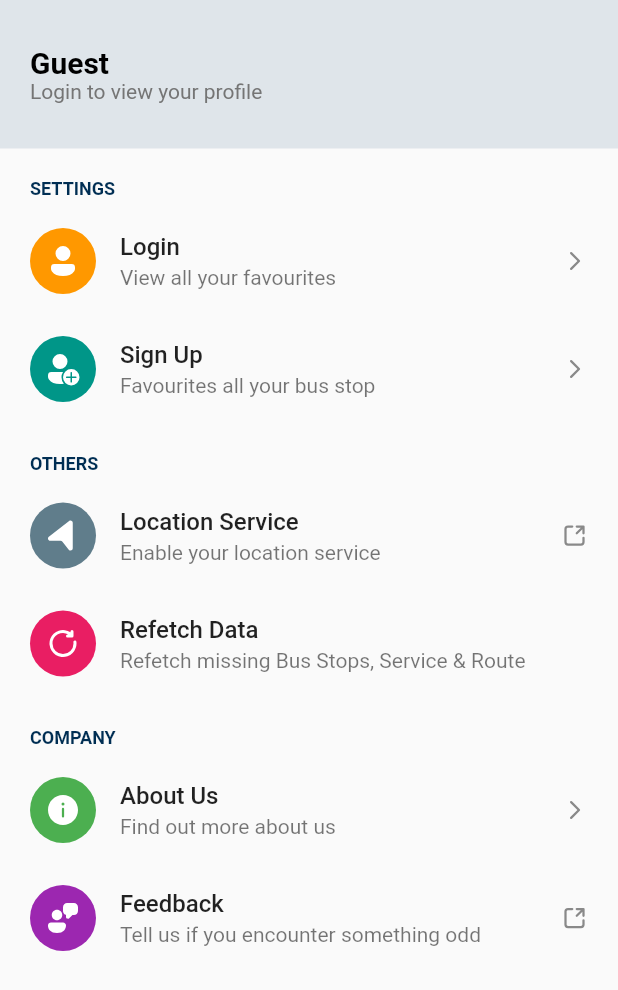
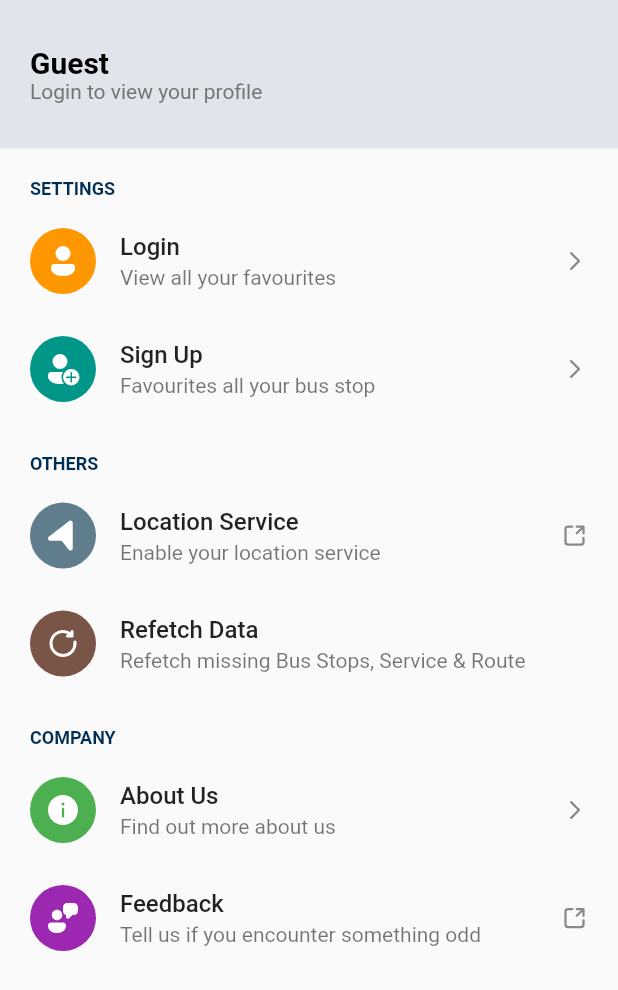
Before and after one commit to limcai21/bus-express, a Flutter app: the Profile widget shown alone on an empty page, opened directly, on a phone screen of 412 x 824 dp. Shown: the top 990 px of the screen. Run offline on Flutter 3.47's test engine with Material 2 defaults, Android fonts, the phone set to English and light mode, and no system bars; our stand-ins replace fluentui_system_icons, flutter_map, latlong, location, material_design_icons_flutter, salomon_bottom_bar and 1 more; missing offline and left inert: flutter_map_location_marker, open_settings; accounts and stored records are empty; network calls fail; statements that could not run were skipped.

Commit message:
updated color

```diff
--- a/lib/view/profile/profile.dart
+++ b/lib/view/profile/profile.dart
@@ -51,10 +51,10 @@ class _ProfileState extends State<Profile> {
   }
 
   refreshEmailAddressAndContactNumber() {
-    print(currentLoginUsername);
     if (currentLoginUsername.isNotEmpty) {
-      Map<String, dynamic> userData =
-          jsonDecode(prefs.getString(currentLoginUsername));
+      Map<String, dynamic> userData = jsonDecode(
+        prefs.getString(currentLoginUsername),
+      );
       userEmail = userData["email"];
       userContactNumber = userData["contactNumber"];
     }
@@ -166,7 +166,7 @@ class _ProfileState extends State<Profile> {
             "Username, Password, Email and more",
             FluentIcons.contact_card_24_filled,
             FluentIcons.chevron_right_24_filled,
-            Colors.orange,
+            Colors.indigo,
             () => Navigator.push(
               context,
               MaterialPageRoute(
@@ -227,7 +227,7 @@ class _ProfileState extends State<Profile> {
             "You can always sign back in",
             FluentIcons.sign_out_24_filled,
             null,
-            Colors.indigo,
+            Colors.orange,
             () {
               alertDialog(
                 logoutTitle,
@@ -268,7 +268,7 @@ class _ProfileState extends State<Profile> {
           "Refetch missing Bus Stops, Service & Route",
           FluentIcons.arrow_clockwise_24_filled,
           null,
-          Colors.pink,
+          Colors.brown,
           () async {
             loadingAlert(context, title: "Refetching Data..");
             await Bus().all();
```
